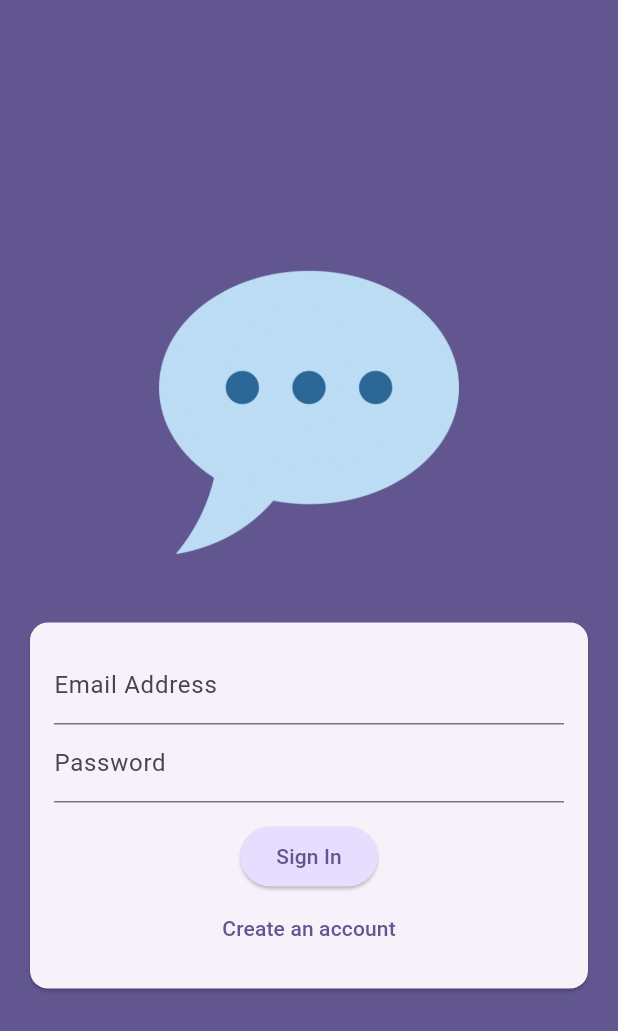
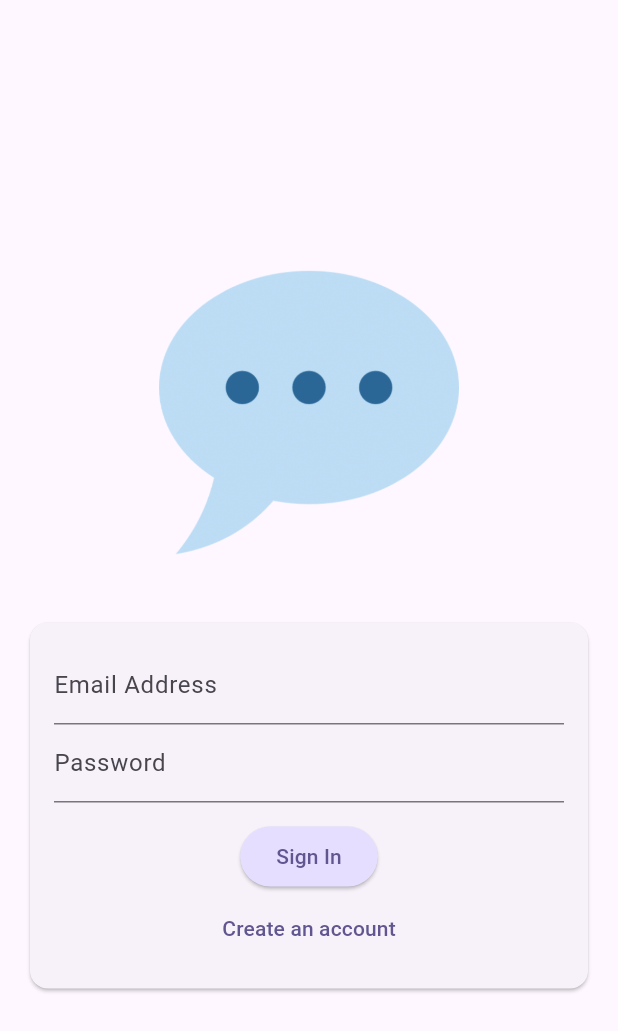
Before and after one commit to felpfsf/flutter_chat, a Flutter app: the screen it shows after launch, on a phone screen of 412 x 824 dp. Shown: the top 1031 px of the screen. Run offline on Flutter 3.47's test engine with Material 3 defaults, Android fonts, the phone set to English and light mode, and no system bars; our stand-ins replace cloud_firestore, firebase_auth, firebase_core, firebase_storage, image_picker; accounts and stored records are empty.

Commit message:
💄 theme color changes

```diff
--- a/lib/main.dart
+++ b/lib/main.dart
@@ -14,7 +14,7 @@ final colorScheme = ColorScheme.fromSeed(
 );
 
 final theme = ThemeData().copyWith(
-  scaffoldBackgroundColor: colorScheme.primary,
+  // scaffoldBackgroundColor: colorScheme.primary,
   colorScheme: colorScheme,
 );
 
```
